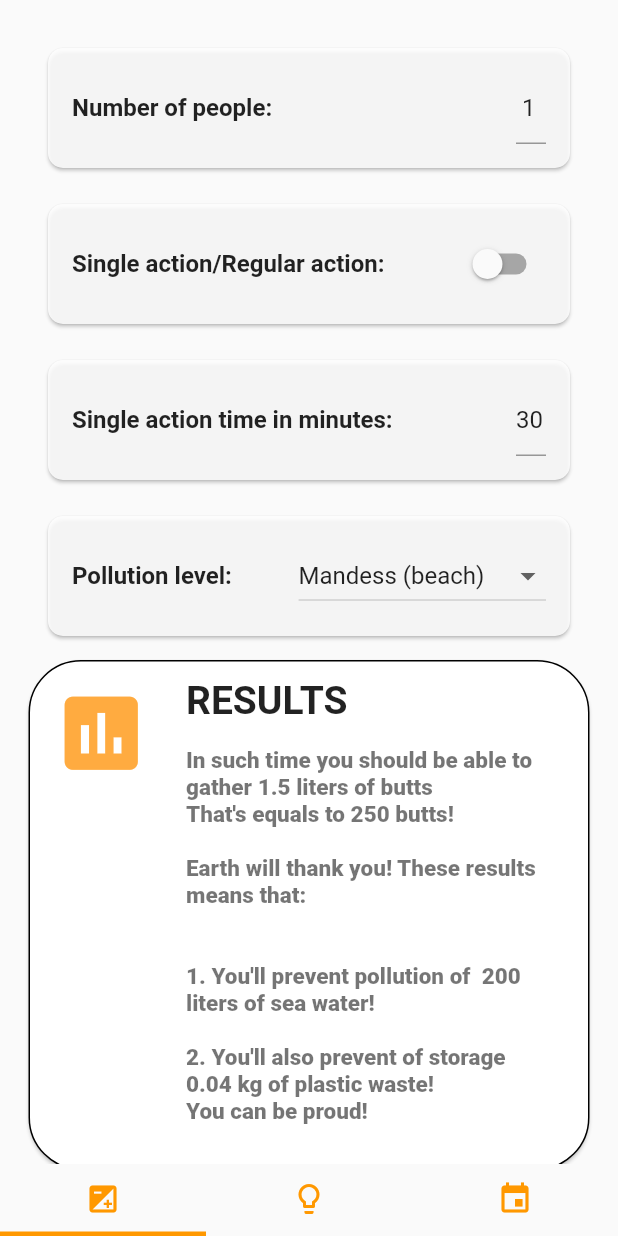
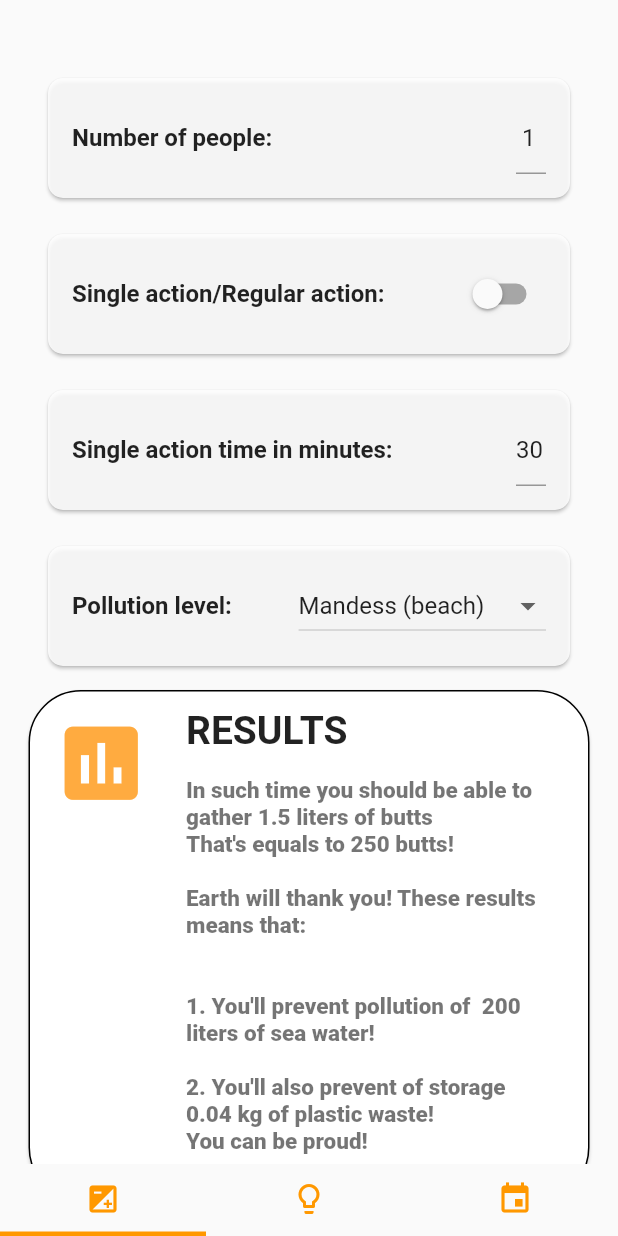
Before and after one commit to szymhan/eco_cigarettes, a Flutter app: the screen it shows after launch, on a phone screen of 412 x 824 dp. Run offline on Flutter 3.47's test engine with Material 2 defaults, Android fonts, the light colour scheme and no system bars.

Commit message:
Padding in calc screen added

```diff
--- a/lib/screens/calcScreen.dart
+++ b/lib/screens/calcScreen.dart
@@ -94,7 +94,7 @@ class _CalculatorScreenState extends State<CalculatorScreen> {
     List<Widget> listItems = List();
 
     listItems.add(new Padding(
-        padding: new EdgeInsets.only(left: 20, right: 20, top: 20), child: numberOfPeople()), );
+        padding: new EdgeInsets.only(left: 20, right: 20, top: 40), child: numberOfPeople()), );
 
     listItems.add(new Padding(
         padding: new EdgeInsets.symmetric(horizontal: 20), child: singleOrRegular()), );
```
